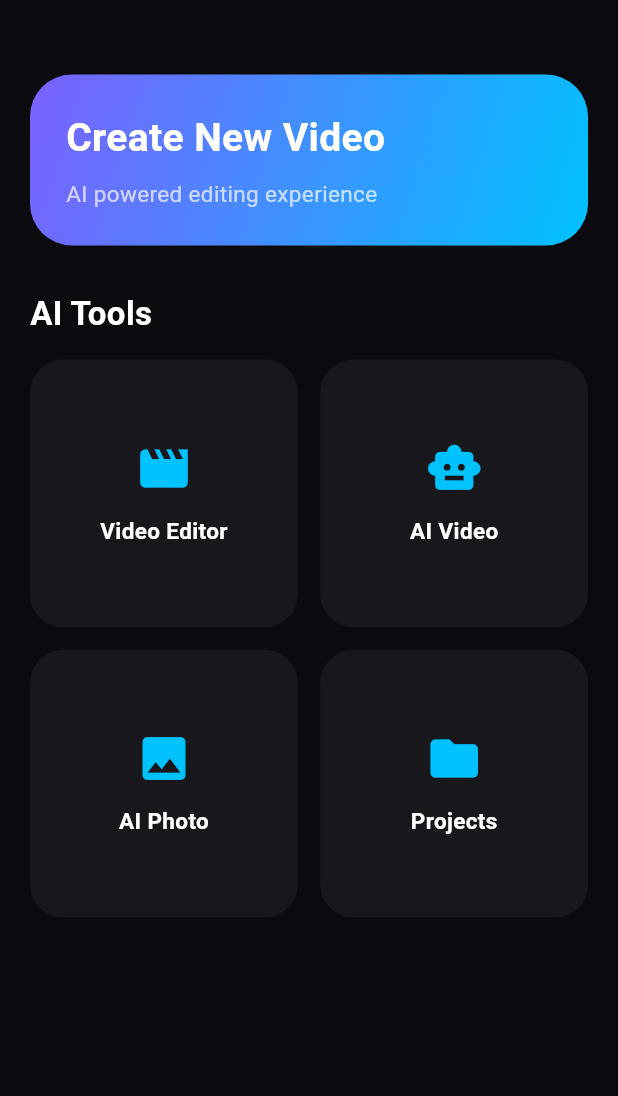
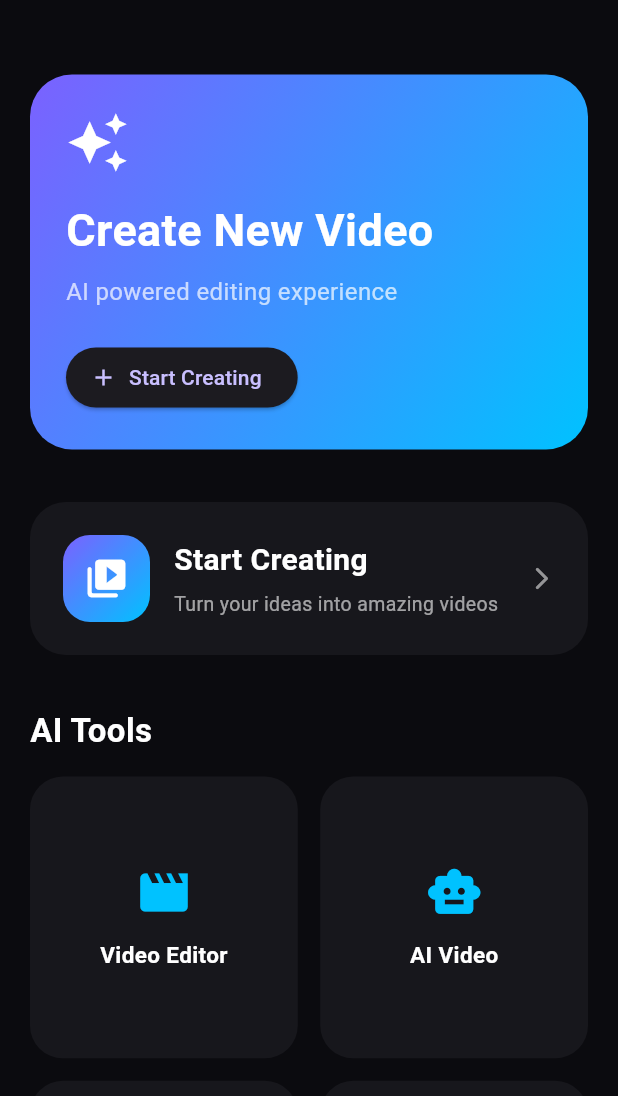
Before and after one commit to freefire-site/NovaCutUltraAI, a Flutter app: the screen it shows after launch, on a phone screen of 412 x 824 dp, the part 140-1236 px from its top. Run offline on Flutter 3.47's test engine with Material 3 defaults, Android fonts, the light colour scheme and no system bars; our stand-ins replace file_picker, image_picker, video_player; missing offline and left inert: ffmpeg_kit_flutter_new, gal.

Commit message:
Upgrade home screen UI

```diff
--- a/lib/screens/home/home_screen.dart
+++ b/lib/screens/home/home_screen.dart
@@ -4,6 +4,7 @@ import 'package:image_picker/image_picker.dart';
 import '../../widgets/app_header.dart';
 import '../../theme/app_colors.dart';
 import '../video_preview/video_preview_screen.dart';
+import '../projects/projects_screen.dart';
 
 class HomeScreen extends StatelessWidget {
   const HomeScreen({super.key});
@@ -79,31 +80,100 @@ class HomeScreen extends StatelessWidget {
                     gradient: AppColors.primaryGradient,
                     borderRadius: BorderRadius.circular(28),
                   ),
-                  child: const Column(
+                  child: Column(
                   crossAxisAlignment: CrossAxisAlignment.start,
                   children: [
-                      Text(
+                    const Icon(
+                      Icons.auto_awesome,
+                      color: Colors.white,
+                      size: 42,
+                    ),
+                    const SizedBox(height: 16),
+                    const Text(
                       "Create New Video",
                       style: TextStyle(
                         color: Colors.white,
-                          fontSize: 26,
+                        fontSize: 30,
                         fontWeight: FontWeight.bold,
                       ),
                     ),
-                      SizedBox(height: 8),
-                      Text(
+                    const SizedBox(height: 8),
+                    const Text(
                       "AI powered editing experience",
                       style: TextStyle(
                         color: Colors.white70,
-                          fontSize: 15,
+                        fontSize: 16,
                       ),
+                    ),
+                    const SizedBox(height: 22),
+                    ElevatedButton.icon(
+                      onPressed: () => pickVideo(context),
+                      icon: const Icon(Icons.add),
+                      label: const Text("Start Creating"),
                     ),
                   ],
                 ),
                 ),
               ),
 
-              const SizedBox(height: 30),
+              const SizedBox(height: 35),
+
+              Container(
+                width: double.infinity,
+                padding: const EdgeInsets.all(22),
+                decoration: BoxDecoration(
+                  color: AppColors.surface,
+                  borderRadius: BorderRadius.circular(24),
+                ),
+                child: Row(
+                  children: [
+                    Container(
+                      width: 58,
+                      height: 58,
+                      decoration: BoxDecoration(
+                        gradient: AppColors.primaryGradient,
+                        borderRadius: BorderRadius.circular(18),
+                      ),
+                      child: const Icon(
+                        Icons.video_library_rounded,
+                        color: Colors.white,
+                        size: 30,
+                      ),
+                    ),
+                    const SizedBox(width: 16),
+                    const Expanded(
+                      child: Column(
+                        crossAxisAlignment: CrossAxisAlignment.start,
+                        children: [
+                          Text(
+                            "Start Creating",
+                            style: TextStyle(
+                              color: Colors.white,
+                              fontSize: 20,
+                              fontWeight: FontWeight.bold,
+                            ),
+                          ),
+                          SizedBox(height: 5),
+                          Text(
+                            "Turn your ideas into amazing videos",
+                            style: TextStyle(
+                              color: Colors.white60,
+                              fontSize: 13,
+                            ),
+                          ),
+                        ],
+                      ),
+                    ),
+                    const Icon(
+                      Icons.arrow_forward_ios_rounded,
+                      color: Colors.white54,
+                      size: 18,
+                    ),
+                  ],
+                ),
+              ),
+
+              const SizedBox(height: 35),
 
               const Text(
                 "AI Tools",
@@ -122,11 +192,22 @@ class HomeScreen extends StatelessWidget {
                 crossAxisCount: 2,
                 mainAxisSpacing: 15,
                 crossAxisSpacing: 15,
+                childAspectRatio: 0.95,
                 children: [
                   toolCard(Icons.movie, "Video Editor"),
                   toolCard(Icons.smart_toy, "AI Video"),
                   toolCard(Icons.image, "AI Photo"),
-                  toolCard(Icons.folder, "Projects"),
+                  GestureDetector(
+                    onTap: () {
+                      Navigator.push(
+                        context,
+                        MaterialPageRoute(
+                          builder: (_) => const ProjectsScreen(),
+                        ),
+                      );
+                    },
+                    child: toolCard(Icons.folder, "Projects"),
+                  ),
                 ],
               ),
             ],
```
Lines whose indentation alone changed are shown as unchanged.
